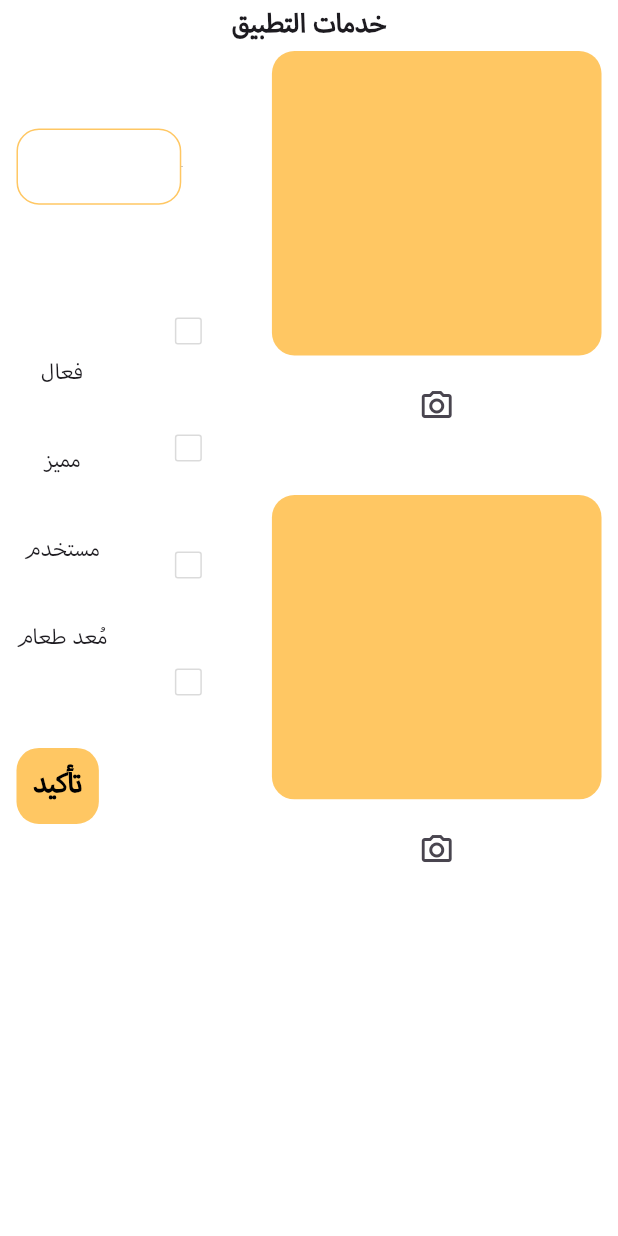
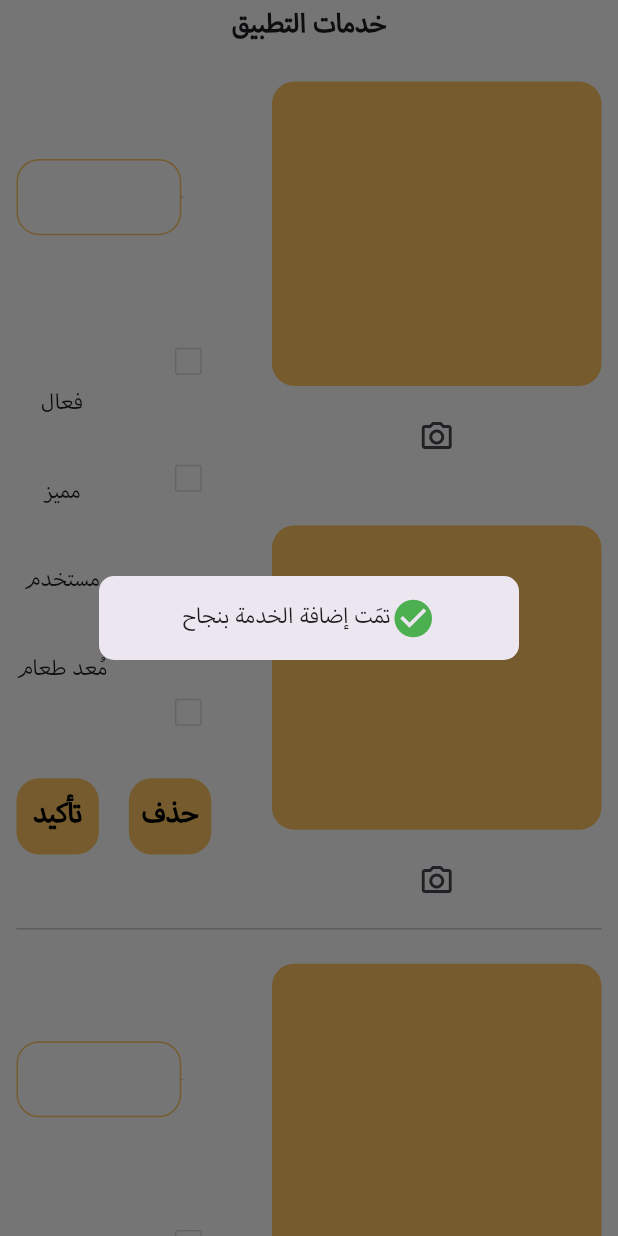
Before and after one commit to Abdelelah-PAL/foodlink_admin_panel, a Flutter app: the ShowFeaturesScreen screen opened directly, after a tap on "تأكيد", on a phone screen of 412 x 824 dp. Run offline on Flutter 3.47's test engine with Material 3 defaults, Android fonts, the phone set to English and light mode, and no system bars; our stand-ins replace cloud_firestore, dotted_border, file_picker, firebase_auth, firebase_core, firebase_storage and 2 more; missing offline and left inert: firebase_app_check; accounts and stored records are empty.

Commit message:
fixing issues

```diff
--- a/lib/controllers/features_controller.dart
+++ b/lib/controllers/features_controller.dart
@@ -1,4 +1,5 @@
 import 'package:flutter/material.dart';
+import 'package:foodlink_admin_panel/providers/settings_provider.dart';
 import '../core/utils/size_config.dart';
 import '../models/beyond_calories_article.dart';
 import '../models/feature.dart';
@@ -24,15 +25,21 @@ class FeaturesController {
   FeaturesServices ms = FeaturesServices();
 
   Future<void> addFeature(FeaturesProvider featuresProvider,
-      StorageProvider storageProvider, index) async {
+      StorageProvider storageProvider, Feature? feature, index) async {
     String arImageUrl = '';
     String enImageUrl = '';
-    if (storageProvider.arFeatureImageIsPicked &&
-        storageProvider.enFeatureImageIsPicked) {
+    if (storageProvider.featuresImagesArePicked[index]['ar_image_picked']) {
       arImageUrl = (await StorageProvider()
-          .uploadImage(storageProvider.arPickedFeatureImage!, "features"))!;
+          .uploadImage(storageProvider.featuresPickedImages[index]['ar_image']!, "features"))!;
+    } else {
+      arImageUrl = feature != null ? feature.arImageURL : "";
+    }
+    if (storageProvider.featuresImagesArePicked[index]['ar_image_picked'] &&
+        storageProvider.featuresImagesArePicked[index]['en_image_picked']) {
       enImageUrl = (await StorageProvider()
-          .uploadImage(storageProvider.enPickedFeatureImage!, "features"))!;
+          .uploadImage(storageProvider.featuresPickedImages[index]['en_image']!, "features"))!;
+    } else {
+      enImageUrl = feature != null ? feature.enImageURL : "";
     }
     await FeaturesProvider().addFeature(Feature(
         arImageURL: arImageUrl,
@@ -41,8 +48,19 @@ class FeaturesController {
         premium: featuresProvider.statuses[index]['premium_feature'],
         keyword: FeaturesProvider().featuresControllers[index].text,
         user: featuresProvider.userTypesAppearance[index]['user'],
-        cooker:  featuresProvider.userTypesAppearance[index]['cooker']));
+        cooker: featuresProvider.userTypesAppearance[index]['cooker']));
     featuresProvider.resetFeatureValues(storageProvider, featuresProvider);
+  }
+
+
+  Future<void> deleteFeature(StorageProvider storageProvider,
+      FeaturesProvider featuresProvider, Feature feature, index) async {
+    if (storageProvider.featuresImagesArePicked[index]['ar_image_picked'] &&
+        storageProvider.featuresPickedImages[index]['ar_image']) {
+      await storageProvider.deleteImage(feature.arImageURL);
+      await storageProvider.deleteImage(feature.arImageURL);
+    }
+    await featuresProvider.deleteFeature(feature.documentId!);
   }
 
   Future<void> addArticle(StorageProvider storageProvider) async {
@@ -73,14 +91,7 @@ class FeaturesController {
     ));
   }
 
-  Future<void> deleteFeature(StorageProvider storageProvider,
-      FeaturesProvider featuresProvider, Feature feature) async {
-    await storageProvider.deleteImage(feature.arImageURL);
-    await storageProvider.deleteImage(feature.arImageURL);
-    await featuresProvider.deleteFeature(feature.documentId);
-  }
-
-  void showSuccessDialog(BuildContext context, settingsProvider) {
+  void showSuccessDialog(BuildContext context, settingsProvider, String text) {
     showDialog(
       context: context,
       builder: (BuildContext context) {
@@ -96,11 +107,11 @@ class FeaturesController {
                     ? TextDirection.ltr
                     : TextDirection.rtl,
                 mainAxisAlignment: MainAxisAlignment.center,
-                children: const [
-                  Icon(Icons.check_circle, size: 30, color: Colors.green),
+                children: [
+                  const Icon(Icons.check_circle, size: 30, color: Colors.green),
                   CustomText(
                       isCenter: true,
-                      text: 'article_added',
+                      text: text,
                       fontSize: 20,
                       fontWeight: FontWeight.normal)
                 ]),
--- a/lib/core/utils/intl_ar.json
+++ b/lib/core/utils/intl_ar.json
@@ -179,5 +179,9 @@
   "features": "خدمات التطبيق",
   "active": "فعال",
   "premium": "مميز",
-  "delete": "حذف"
+  "delete": "حذف",
+  "feature_added": "تمَت إضافة الخدمة بنجاح",
+  "feature_updated": "تمَت إضافة الخدمة بنجاح",
+  "feature_deleted": "تمَت إضافة الخدمة بنجاح"
+
 }
--- a/lib/core/utils/intl_en.json
+++ b/lib/core/utils/intl_en.json
@@ -179,5 +179,8 @@
   "features": "Application Features",
   "active": "Active",
   "premium": "Premium",
-  "delete": "Delete"
+  "delete": "Delete",
+  "feature_added": "Feature has been added successfully",
+  "feature_updated": "Feature has been updated successfully",
+  "feature_deleted": "Feature has been deleted successfully"
 }
--- a/lib/providers/features_provider.dart
+++ b/lib/providers/features_provider.dart
@@ -1,4 +1,6 @@
 import 'package:flutter/material.dart';
+import 'package:foodlink_admin_panel/providers/settings_provider.dart';
+import 'package:provider/provider.dart';
 import '../controllers/features_controller.dart';
 import '../models/beyond_calories_article.dart';
 import '../models/feature.dart';
@@ -26,8 +28,9 @@ class FeaturesProvider with ChangeNotifier {
     TextEditingController(),
   ];
 
-  void getAllFeatures() async {
+  Future<void> getAllFeatures(BuildContext context) async {
     try {
+      StorageProvider storageProvider = context.watch<StorageProvider>();
       isLoading = true;
       features.clear();
       List<Feature> fetchedFeatures = await _fs.getAllFeatures();
@@ -51,6 +54,11 @@ class FeaturesProvider with ChangeNotifier {
           'user': doc.user,
           'cooker': doc.cooker,
         });
+        storageProvider.featuresImagesArePicked.insert(
+            index, {'ar_image_picked': false, 'en_image_picked': false});
+        storageProvider.featuresImagesArePicked
+            .insert(index, {'ar_Image': null, 'en_Image': null});
+
         featuresControllers[index].text = doc.keyword;
         features.add(feature);
         index++;
@@ -69,16 +77,32 @@ class FeaturesProvider with ChangeNotifier {
     return addedFeature;
   }
 
-  Future<Feature> updateFeature(Feature feature) async {
-    Feature updatedFeature = await _fs.updateFeature(feature);
-    return updatedFeature;
-  }
+  // Future<Feature?> updateFeature(Feature feature,
+  //     StorageProvider storageProvider,
+  //     SettingsProvider settingsProvider,
+  //     int index,
+  //     context) async {
+  //   Feature? updatedFeature;
+  //   if (storageProvider.featuresPickedImages[index]['ar_image'] &&
+  //       storageProvider.enFeatureImageIsPicked) {
+  //     await StorageProvider().deleteImage(feature.arImageURL);
+  //     await StorageProvider().deleteImage(feature.enImageURL);
+  //     String arImageUrl = (await StorageProvider()
+  //         .uploadImage(storageProvider.featuresPickedImages[index]['ar_image'], "features"))!;
+  //     String enImageUrl = (await StorageProvider()
+  //         .uploadImage(storageProvider.featuresPickedImages[index]['en_image'], "features"))!;
+  //     feature.arImageURL = arImageUrl;
+  //     feature.enImageURL = enImageUrl;
+  //     updatedFeature = await _fs.updateFeature(feature);
+  //   }
+  //   return updatedFeature;
+  // }
 
   Future<void> deleteFeature(id) async {
     await _fs.deleteFeature(id);
   }
 
-  void getAllArticles() async {
+  Future<void> getAllArticles() async {
     try {
       isLoading = true;
       articles.clear();
@@ -124,10 +148,10 @@ class FeaturesProvider with ChangeNotifier {
 
   void resetFeatureValues(
       StorageProvider storageProvider, FeaturesProvider featuresProvider) {
-    storageProvider.arFeatureImageIsPicked = false;
-    storageProvider.arPickedFeatureImage = null;
-    storageProvider.enFeatureImageIsPicked = false;
-    storageProvider.enPickedFeatureImage = null;
+    storageProvider.featuresImagesArePicked.last['ar_image_picked'] = false;
+    storageProvider.featuresPickedImages.last['ar_image'] = null;
+    storageProvider.featuresImagesArePicked.last['en_image_picked'] = false;
+    storageProvider.featuresPickedImages.last['en_image'] = null;
     featuresProvider.featuresControllers.last.clear();
     featuresProvider.statuses.last['active_feature'] = false;
     featuresProvider.statuses.last['premium_feature'] = false;
--- a/lib/providers/storage_provider.dart
+++ b/lib/providers/storage_provider.dart
@@ -14,12 +14,14 @@ class StorageProvider with ChangeNotifier {
   bool dOWIsPicked = false;
   FilePickerResult? pickedMealImage;
   FilePickerResult? pickedDOW;
+  FilePickerResult? pickedArticleImage;
   bool articleImageIsPicked = false;
-  FilePickerResult? pickedArticleImage;
-  bool arFeatureImageIsPicked = false;
-  bool enFeatureImageIsPicked = false;
-  FilePickerResult? arPickedFeatureImage;
-  FilePickerResult? enPickedFeatureImage;
+  List<Map> featuresImagesArePicked = [
+    {'ar_image_picked': false, 'en_image_picked': false},
+  ];
+  List<Map> featuresPickedImages = [
+    {'ar_Image': null, 'en_Image': null},
+  ];
 
   Future<void> pickImage(String source) async {
     try {
@@ -36,12 +38,27 @@ class StorageProvider with ChangeNotifier {
         } else if (source == "articles") {
           pickedArticleImage = file;
           articleImageIsPicked = true;
-        } else if (source == "ar_feature") {
-          arPickedFeatureImage = file;
-          arFeatureImageIsPicked = true;
+        }
+      }
+      notifyListeners();
+    } catch (e) {
+      print("Error picking image: $e");
+      rethrow;
+    }
+  }
+
+  Future<void> pickFeatureImage(String source, int index) async {
+    try {
+      FilePickerResult? file = await FilePicker.platform.pickFiles(
+        type: FileType.image,
+      );
+      if (file != null) {
+        if (source == "ar_feature") {
+          featuresPickedImages[index]['ar_Image'] = file;
+          featuresImagesArePicked[index]['ar_image_picked'] = true;
         } else if (source == "en_feature") {
-          enPickedFeatureImage = file;
-          enFeatureImageIsPicked = true;
+          featuresPickedImages[index]['en_Image'] = file;
+          featuresImagesArePicked[index]['en_image_picked'] = true;
         }
       }
       notifyListeners();
--- a/lib/screens/features_screens/add_article_screen.dart
+++ b/lib/screens/features_screens/add_article_screen.dart
@@ -85,7 +85,8 @@ class _AddArticleScreenState extends State<AddArticleScreen> {
                 await FeaturesController().addArticle(storageProvider);
                 featuresProvider.resetArticleValues(storageProvider);
                 FeaturesController()
-                    .showSuccessDialog(context, settingsProvider);
+                    .showSuccessDialog(context, settingsProvider, 'article_added');
+                await FeaturesProvider().getAllArticles();
               },
               text: "confirm",
               width: 100,
--- a/lib/screens/features_screens/show_features_screen.dart
+++ b/lib/screens/features_screens/show_features_screen.dart
@@ -18,7 +18,7 @@ class ShowFeaturesScreen extends StatefulWidget {
 class _ShowFeaturesScreenState extends State<ShowFeaturesScreen> {
   @override
   void initState() {
-    FeaturesProvider().getAllFeatures();
+    FeaturesProvider().getAllFeatures(context);
     super.initState();
   }
 
--- a/lib/screens/features_screens/widgets/feature_tile.dart
+++ b/lib/screens/features_screens/widgets/feature_tile.dart
@@ -149,11 +149,17 @@ class FeatureTile extends StatelessWidget {
                   Row(
                     children: [
                       CustomButton(
-                        onTap: () => {
-                          FeaturesController().deleteFeature(
-                              storageProvider, featuresProvider, feature),
-                          FeaturesController().addFeature(
-                              featuresProvider, storageProvider, index)
+                        onTap: () async => {
+                          await FeaturesController().deleteFeature(
+                              storageProvider, featuresProvider, feature, index),
+                          await FeaturesController().addFeature(
+                              featuresProvider,
+                              storageProvider,
+                              feature,
+                              index),
+                          FeaturesController().showSuccessDialog(
+                              context, settingsProvider, "feature_updated"),
+                          await featuresProvider.getAllFeatures(context)
                         },
                         text: 'confirm',
                         width: 50,
@@ -163,7 +169,9 @@ class FeatureTile extends StatelessWidget {
                       CustomButton(
                         onTap: () => {
                           FeaturesController().deleteFeature(
-                              storageProvider, featuresProvider, feature)
+                              storageProvider, featuresProvider, feature, index),
+                          FeaturesController().showSuccessDialog(
+                              context, settingsProvider, "feature_deleted")
                         },
                         text: "delete",
                         width: 50,
@@ -185,14 +193,16 @@ class FeatureTile extends StatelessWidget {
                           borderRadius: BorderRadius.circular(15),
                           color: AppColors.widgetsColor,
                         ),
-                        child:
-                            Image.network(feature.arImageURL, fit: BoxFit.fill),
+                        child: feature.arImageURL != ""
+                            ? Image.network(feature.arImageURL,
+                                fit: BoxFit.fill)
+                            : null,
                       ),
                     ],
                   ),
                   SizeConfig.customSizedBox(null, 10, null),
                   IconButton(
-                      onPressed: () => storageProvider.pickImage("ar_feature"),
+                      onPressed: () => storageProvider.pickFeatureImage("ar_feature", index),
                       icon: const Icon(Icons.camera_alt_outlined)),
                   SizeConfig.customSizedBox(null, 35, null),
                   Stack(
@@ -205,14 +215,16 @@ class FeatureTile extends StatelessWidget {
                           borderRadius: BorderRadius.circular(15),
                           color: AppColors.widgetsColor,
                         ),
-                        child:
-                            Image.network(feature.arImageURL, fit: BoxFit.fill),
+                        child: feature.arImageURL != ""
+                            ? Image.network(feature.arImageURL,
+                                fit: BoxFit.fill)
+                            : null,
                       ),
                     ],
                   ),
                   SizeConfig.customSizedBox(null, 10, null),
                   IconButton(
-                      onPressed: () => storageProvider.pickImage("en_feature"),
+                      onPressed: () => storageProvider.pickFeatureImage("en_feature", index),
                       icon: const Icon(Icons.camera_alt_outlined)),
                 ],
               )
@@ -356,8 +368,11 @@ class EmptyFeatureTile extends StatelessWidget {
                     alignment: Alignment.center,
                     child: CustomButton(
                       onTap: () async {
-                        await FeaturesController()
-                            .addFeature(featuresProvider, storageProvider, index);
+                        await FeaturesController().addFeature(
+                            featuresProvider, storageProvider, null, index);
+                        await featuresProvider.getAllFeatures(context);
+                        FeaturesController().showSuccessDialog(
+                            context, settingsProvider, "feature_added");
                       },
                       text: 'confirm',
                       width: 50,
@@ -378,18 +393,18 @@ class EmptyFeatureTile extends StatelessWidget {
                           borderRadius: BorderRadius.circular(15),
                           color: AppColors.widgetsColor,
                         ),
-                        child: storageProvider.arFeatureImageIsPicked == false
+                        child: storageProvider.featuresImagesArePicked[index]['ar_image_picked'] == false
                             ? null
                             : Image.memory(
                                 storageProvider
-                                    .arPickedFeatureImage!.files.first.bytes!,
+                                    .featuresImagesArePicked[index]['en_image_picked']!.files.first.bytes!,
                                 fit: BoxFit.fill),
                       ),
                     ],
                   ),
                   SizeConfig.customSizedBox(null, 10, null),
                   IconButton(
-                      onPressed: () => storageProvider.pickImage("ar_feature"),
+                      onPressed: () => storageProvider.pickFeatureImage("ar_feature", index),
                       icon: const Icon(Icons.camera_alt_outlined)),
                   SizeConfig.customSizedBox(null, 35, null),
                   Stack(
@@ -402,18 +417,18 @@ class EmptyFeatureTile extends StatelessWidget {
                           borderRadius: BorderRadius.circular(15),
                           color: AppColors.widgetsColor,
                         ),
-                        child: storageProvider.enFeatureImageIsPicked == false
+                        child: storageProvider.featuresImagesArePicked[index]['en_image_picked'] == false
                             ? null
                             : Image.memory(
                                 storageProvider
-                                    .enPickedFeatureImage!.files.first.bytes!,
+                                    .featuresPickedImages[index]['en_image']!.files.first.bytes!,
                                 fit: BoxFit.fill),
                       ),
                     ],
                   ),
                   SizeConfig.customSizedBox(null, 10, null),
                   IconButton(
-                      onPressed: () => storageProvider.pickImage("en_feature"),
+                      onPressed: () => storageProvider.pickFeatureImage("en_feature", index),
                       icon: const Icon(Icons.camera_alt_outlined)),
                 ],
               )
```
Also changed, not shown: pubspec.lock.
